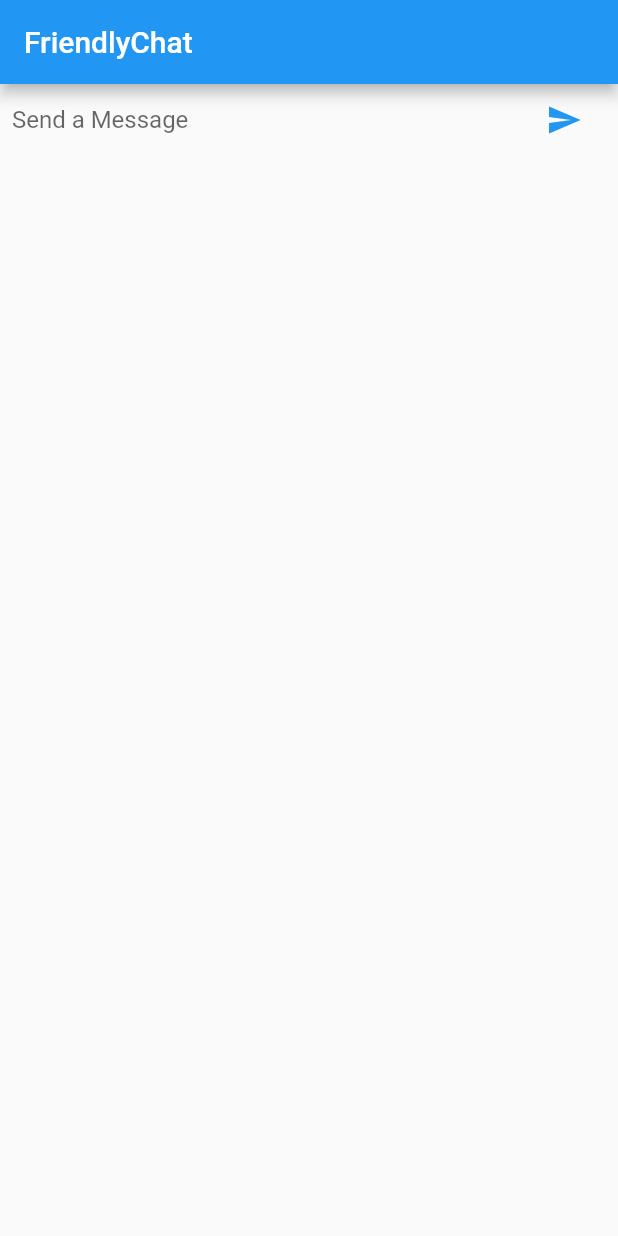
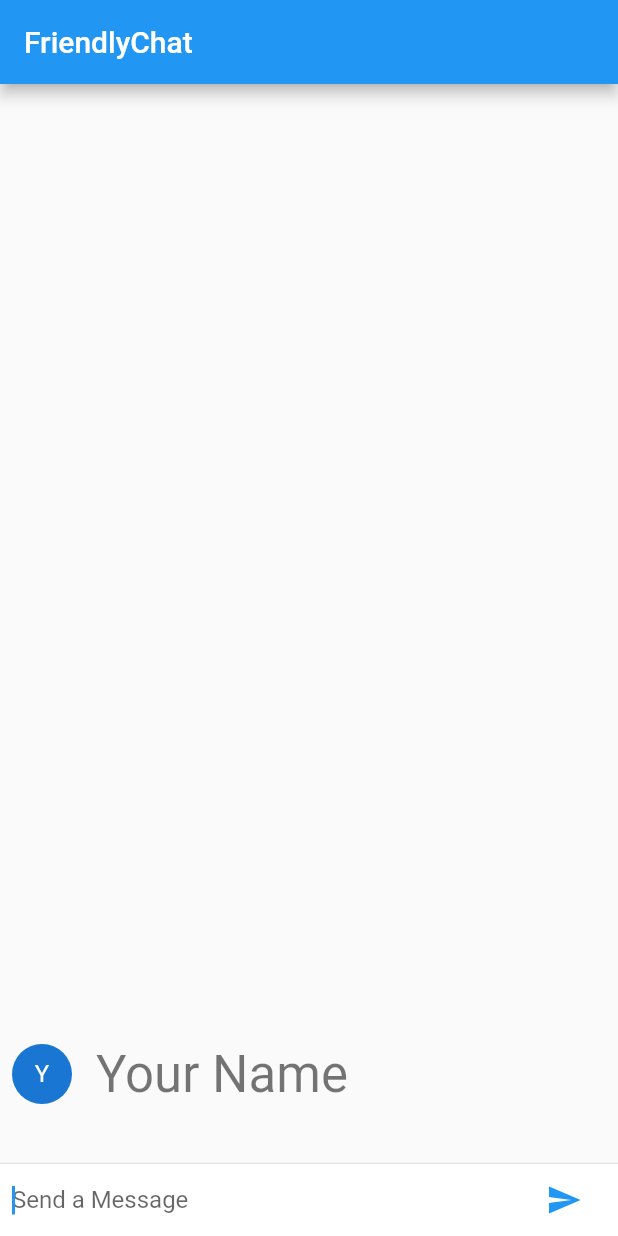
Before and after one commit to kazuw0401/friendlychat, a Flutter app: the screen it shows after launch, after a tap on the "send" icon, on a phone screen of 412 x 824 dp. Run offline on Flutter 3.47's test engine with Material 2 defaults, Android fonts, the phone set to English and light mode, and no system bars.

Commit message:
メッセージ表示のUIを追加

```diff
--- a/lib/main.dart
+++ b/lib/main.dart
@@ -5,6 +5,8 @@ void main() {
     FriendlyChatApp(),
   );
 }
+
+String _name = 'Your Name';
 
 class FriendlyChatApp extends StatelessWidget {
   const FriendlyChatApp({
@@ -20,23 +22,78 @@ class FriendlyChatApp extends StatelessWidget {
   }
 }
 
+class ChatMessage extends StatelessWidget {
+  ChatMessage({this.text});
+  final String text;
+  @override
+  Widget build(BuildContext context) {
+    return Container(
+      margin: EdgeInsets.symmetric(vertical: 10.0),
+      child: Row(
+        crossAxisAlignment: CrossAxisAlignment.start,
+        children: [
+          Container(
+            margin: const EdgeInsets.only(right: 16.0),
+            child: CircleAvatar(child: Text(_name[0])),
+          ),
+          Column(
+            crossAxisAlignment: CrossAxisAlignment.start,
+            children: [
+              Text(_name, style: Theme.of(context).textTheme.headline4),
+              Container(
+                margin: EdgeInsets.only(top: 5.0),
+                child: Text(text),
+              ),
+            ],
+          )
+        ],
+      ),
+    );
+  }
+}
+
 class ChatScreen extends StatefulWidget {
   @override
   _ChatScreenState createState() => _ChatScreenState();
 }
 
 class _ChatScreenState extends State<ChatScreen> {
+  final List<ChatMessage> _messages = [];
   final TextEditingController _textController = TextEditingController();
+  final FocusNode _focusNode = FocusNode();
 
   void _handleSubmitted(String text) {
     _textController.clear();
+    ChatMessage message = ChatMessage(
+      text: text,
+    );
+    setState(() {
+      _messages.insert(0, message);
+    });
+    _focusNode.requestFocus();
   }
 
   @override
   Widget build(BuildContext context) {
     return Scaffold(
       appBar: AppBar(title: Text('FriendlyChat')),
-      body: _buildTextComposer(),
+      body: Column(
+        children: [
+          Flexible(
+            child: ListView.builder(
+              padding: EdgeInsets.all(8.0),
+              reverse: true,
+              itemBuilder: (_, index) => _messages[index],
+              itemCount: _messages.length,
+            ),
+          ),
+          Divider(height: 1.0),
+          Container(
+            decoration: BoxDecoration(color: Theme.of(context).cardColor),
+            child: _buildTextComposer(),
+          ),
+        ],
+      ),
     );
   }
 
@@ -53,6 +110,7 @@ class _ChatScreenState extends State<ChatScreen> {
                 onSubmitted: _handleSubmitted,
                 decoration:
                     InputDecoration.collapsed(hintText: 'Send a Message'),
+                focusNode: _focusNode,
               ),
             ),
             Container(
```
